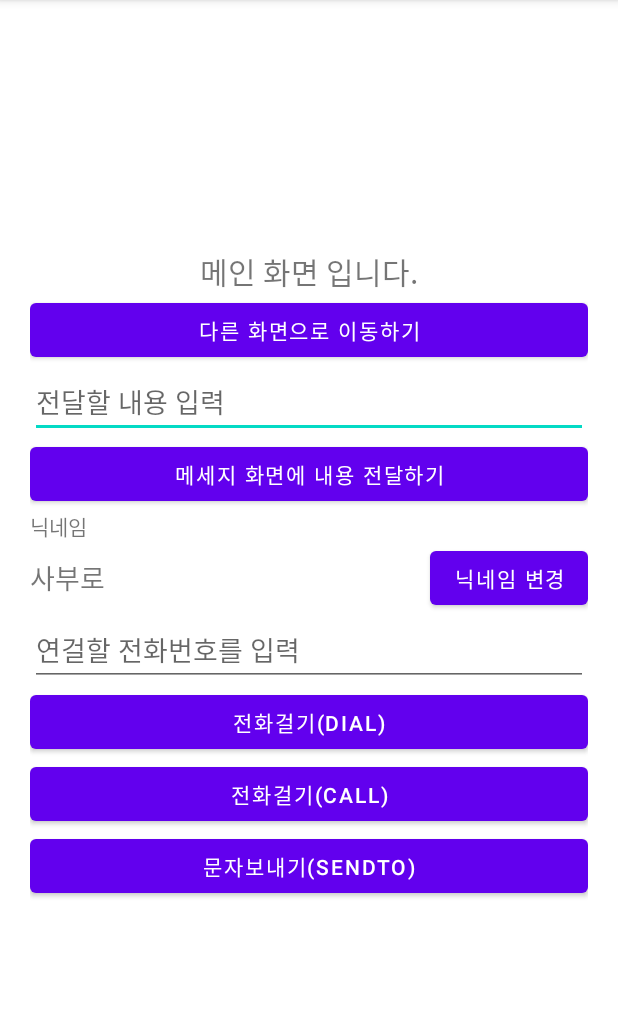
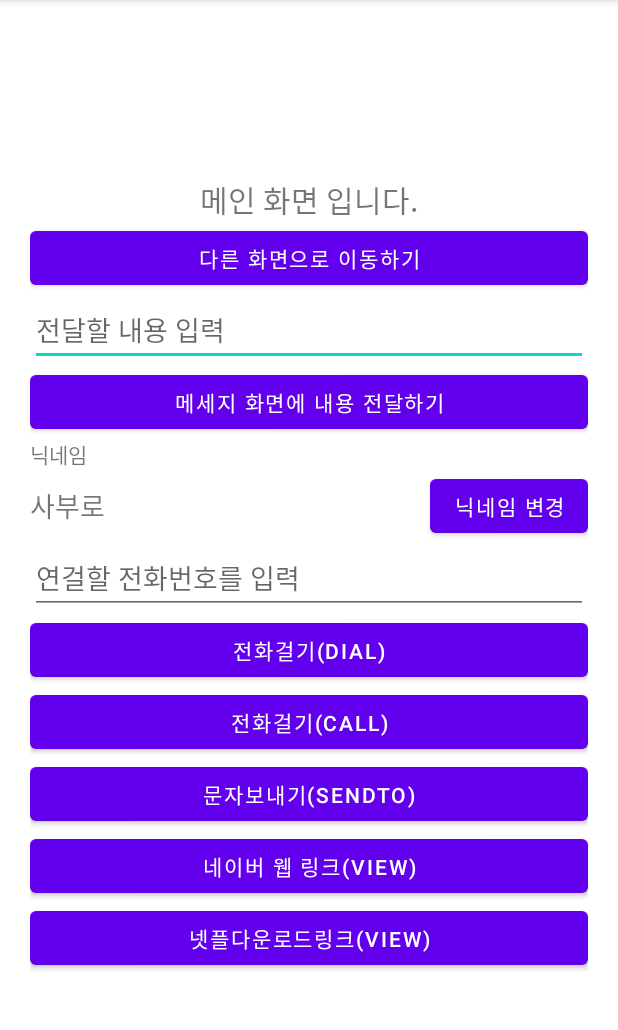
Before and after one commit to spris1513/intent_210829, an Android app: the screen it shows after launch (MainActivity), after a tap on "문자보내기(SENDTO)", on a phone screen of 412 x 824 dp, the part 84-1114 px from its top. Run offline under Robolectric (Android 15) with nearby library versions, the phone set to English and light mode, and no system bars.

Commit message:
VIEW 액션체험  - 네이버 : 웹링크  - 넷플릭스 : 마켓링크

```diff
--- a/app/src/main/java/com/neppplus/intent_210829/MainActivity.kt
+++ b/app/src/main/java/com/neppplus/intent_210829/MainActivity.kt
@@ -50,6 +50,18 @@ class MainActivity : AppCompatActivity() {
 
 //            미리 보여줄 내용 적어두기
             myIntent.putExtra("sms_body","미리 적어줄 내용")
+            startActivity(myIntent)
+        }
+
+        naverLinkBtn.setOnClickListener {
+            val myUri = Uri.parse("https://naver.com")
+            val myIntent = Intent(Intent.ACTION_VIEW,myUri)
+            startActivity(myIntent)
+        }
+
+        netflixBtn.setOnClickListener {
+            val myUri = Uri.parse("market://details?id=com.netflix.mediaclient")
+            val myIntent = Intent(Intent.ACTION_VIEW,myUri)
             startActivity(myIntent)
         }
 
--- a/app/src/main/res/layout/activity_main.xml
+++ b/app/src/main/res/layout/activity_main.xml
@@ -90,5 +90,18 @@
         android:layout_height="wrap_content"
         android:text="문자보내기(SENDTO)"/>
 
+    <Button
+        android:id="@+id/naverLinkBtn"
+        android:layout_width="match_parent"
+        android:layout_height="wrap_content"
+        android:text="네이버 웹 링크(VIEW)"/>
+
+    <Button
+        android:id="@+id/netflixBtn"
+        android:layout_width="match_parent"
+        android:layout_height="wrap_content"
+        android:text="넷플다운로드링크(VIEW)"/>
+
+
 
 </LinearLayout>
```
